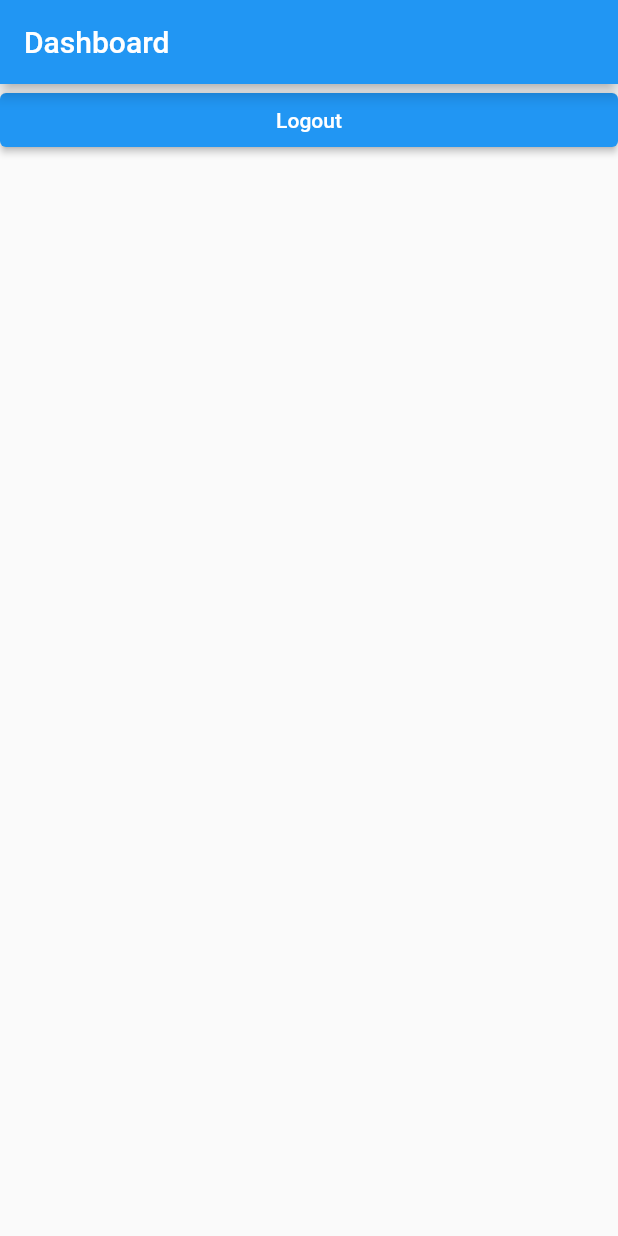
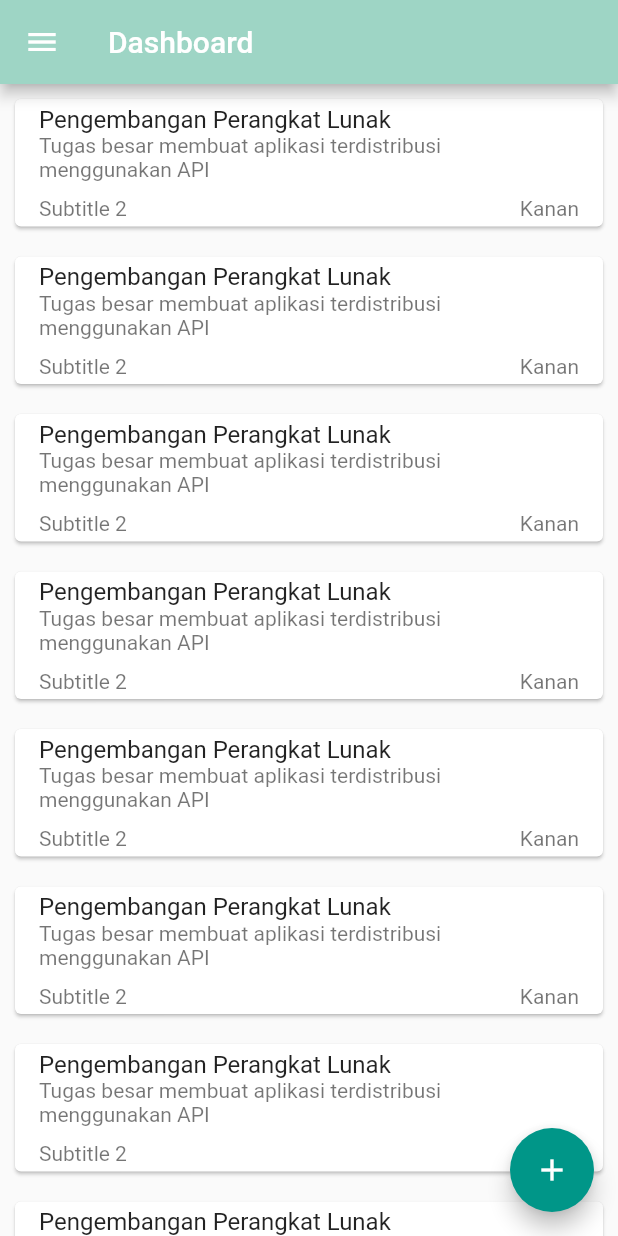
Before and after one commit to ikhsan34/buruan, a Flutter app: the Dashboard screen opened directly, on a phone screen of 412 x 824 dp. Run offline on Flutter 3.47's test engine with Material 2 defaults, Android fonts, the phone set to English and light mode, and no system bars; our stand-ins replace shared_preferences; accounts and stored records are empty.

Commit message:
Changes to be committed: 	modified:   lib/Dashboard.dart 	modified:   lib/login.dart 	modified:   lib/register.dart

```diff
--- a/lib/Dashboard.dart
+++ b/lib/Dashboard.dart
@@ -44,12 +44,85 @@ class _DashboardState extends State<Dashboard> {
   Widget build(BuildContext context) {
     return Scaffold(
       appBar: AppBar(
+        backgroundColor: Color(0xFF9ED5C5),
+        foregroundColor: Colors.white,
         title: const Text("Dashboard"),
       ),
-      body: ListView(
-        children: [
-          ElevatedButton(onPressed: logout, child: const Text("Logout"))
-        ],
+      body: SingleChildScrollView(
+        child: Column(
+          children: [
+            for(var i = 0; i <= 10; i++)...[
+              Card(
+              margin: EdgeInsets.all(10),
+              child: ListTile(
+                title: Text('Pengembangan Perangkat Lunak'),
+                subtitle: Column(
+                  crossAxisAlignment: CrossAxisAlignment.start,
+                  children: [
+                    Text('Tugas besar membuat aplikasi terdistribusi menggunakan API'),
+                    Padding(padding: EdgeInsets.all(5)),
+                    Row(
+                      children: [
+                        Text('Subtitle 2'),
+                        Spacer(),
+                        Text('Kanan')
+                      ],
+                    ),
+                  ],
+                ),
+                // trailing: Text('Trailing'),
+                isThreeLine: true,
+              ),
+            ),
+            ]
+          ]
+        ),
+      ),
+      floatingActionButton: FloatingActionButton(
+        backgroundColor: const Color(0xFF009688),
+        onPressed: (() {
+
+        }),
+        child: const Icon(
+          Icons.add,
+          color: Colors.white,
+        ),
+      ),
+      drawer: Drawer(
+        child: ListView(
+          children: [
+            DrawerHeader(
+              child: Container(
+                padding: EdgeInsets.all(10),
+                alignment: Alignment.bottomLeft,
+                child: Text('Nama Profile', style: TextStyle(color: Colors.white),),
+              ),
+              decoration: BoxDecoration(
+              color: Color(0xFF9ED5C5),
+              ),
+            ),
+            Container(
+              padding: EdgeInsets.symmetric(horizontal: 10),
+              child: Column(
+                children: [
+                  ListTile(
+                    title: Text('User Profile'),
+                  ),
+                  ListTile(
+                    title: Text('Group'),
+                  ),
+                  ListTile(
+                    title: Text('History'),
+                  ),
+                  ListTile(
+                    title: Text('Logout'),
+                    onTap: (() => logout()),
+                  ),
+                ],
+              ),
+            )
+          ],
+        ),
       ),
     );
   }
--- a/lib/login.dart
+++ b/lib/login.dart
@@ -22,7 +22,7 @@ class _LoginState extends State<Login> {
     Map data = {'email': email, 'password': password};
     var jsonResponse;
     var response = await http.post(
-        Uri.parse("http://192.168.88.254:8080/login"),
+        Uri.parse("http://192.168.232.56:8080/login"),
         body: data); // localhost:8080
     if (response.statusCode == 200) {
       jsonResponse = json.decode(response.body);
--- a/lib/register.dart
+++ b/lib/register.dart
@@ -28,7 +28,7 @@ class _RegisterState extends State<Register> {
     };
     var jsonResponse;
     var response = await http.post(
-        Uri.parse("http://192.168.88.254:8080/register"),
+        Uri.parse("http://192.168.232.56:8080/register"),
         body: data); // localhost:8080
     if (response.statusCode == 200) {
       jsonResponse = json.decode(response.body);
```
